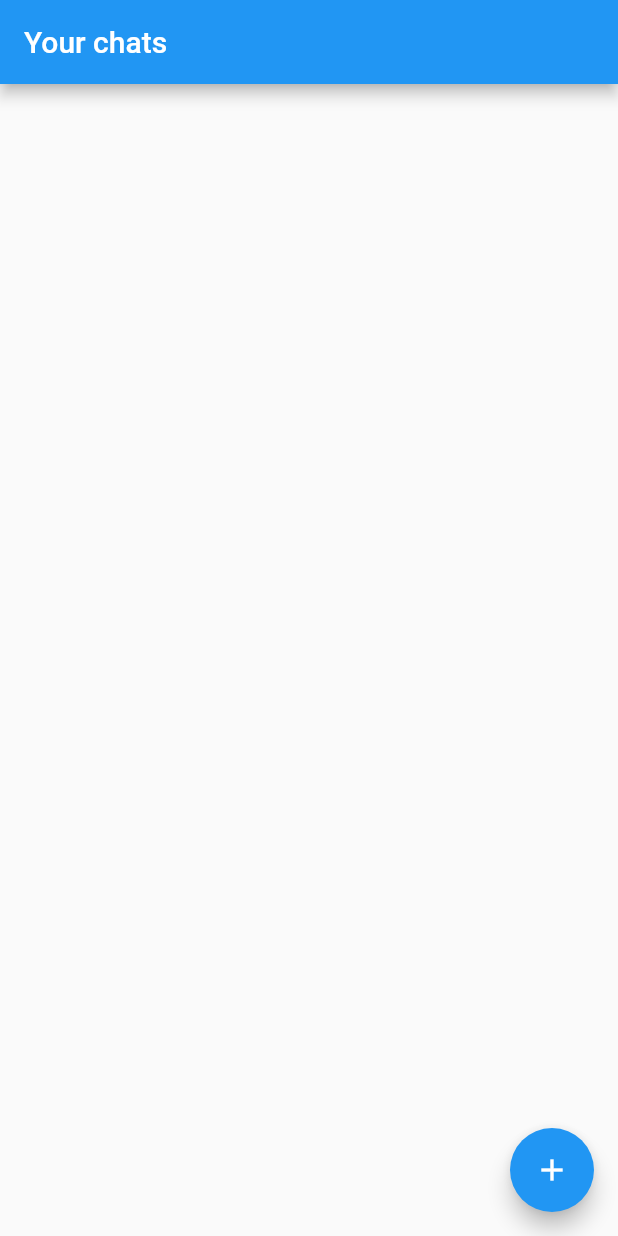
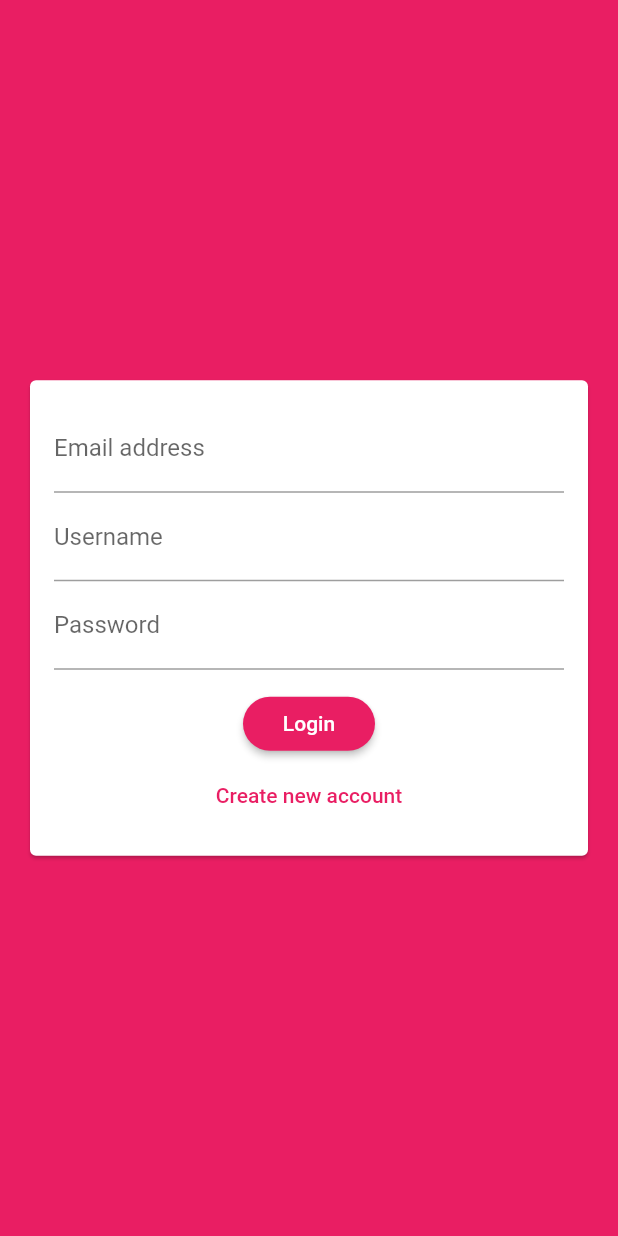
Before and after one commit to gm1357/chat_app, a Flutter app: the screen it shows after launch, on a phone screen of 412 x 824 dp. Run offline on Flutter 3.47's test engine with Material 2 defaults, Android fonts, the phone set to English and light mode, and no system bars; our stand-ins replace cloud_firestore; accounts and stored records are empty.

Commit message:
Começado a implementação da página de autenticação

```diff
--- a/lib/main.dart
+++ b/lib/main.dart
@@ -1,6 +1,7 @@
 import 'package:flutter/material.dart';
 
 import './screens/chat_screen.dart';
+import './screens/auth_screen.dart';
 
 void main() {
   runApp(MyApp());
@@ -12,10 +13,20 @@ class MyApp extends StatelessWidget {
     return MaterialApp(
       title: 'Flutter Chat',
       theme: ThemeData(
-        primarySwatch: Colors.blue,
+        primarySwatch: Colors.pink,
+        backgroundColor: Colors.pink,
+        accentColor: Colors.deepPurple,
+        accentColorBrightness: Brightness.dark,
+        buttonTheme: ButtonTheme.of(context).copyWith(
+          buttonColor: Colors.pink,
+          textTheme: ButtonTextTheme.primary,
+          shape: RoundedRectangleBorder(
+            borderRadius: BorderRadius.circular(20),
+          ),
+        ),
         visualDensity: VisualDensity.adaptivePlatformDensity,
       ),
-      home: ChatScreen(),
+      home: AuthScreen(),
     );
   }
 }
--- a/lib/screens/auth_screen.dart
+++ b/lib/screens/auth_screen.dart
@@ -0,0 +1,18 @@
+import 'package:flutter/material.dart';
+
+import '../widgets/auth/auth_form.dart';
+
+class AuthScreen extends StatefulWidget {
+  @override
+  _AuthScreenState createState() => _AuthScreenState();
+}
+
+class _AuthScreenState extends State<AuthScreen> {
+  @override
+  Widget build(BuildContext context) {
+    return Scaffold(
+      backgroundColor: Theme.of(context).primaryColor,
+      body: AuthForm(),
+    );
+  }
+}
--- /dev/null
+++ b/lib/widgets/auth/auth_form.dart
@@ -0,0 +1,58 @@
+import 'package:flutter/material.dart';
+
+class AuthForm extends StatefulWidget {
+  @override
+  _AuthFormState createState() => _AuthFormState();
+}
+
+class _AuthFormState extends State<AuthForm> {
+  @override
+  Widget build(BuildContext context) {
+    return Center(
+      child: Card(
+        margin: EdgeInsets.all(20),
+        child: SingleChildScrollView(
+          child: Padding(
+            padding: EdgeInsets.all(16),
+            child: Form(
+              child: Column(
+                mainAxisSize: MainAxisSize.min,
+                children: <Widget>[
+                  TextFormField(
+                    keyboardType: TextInputType.emailAddress,
+                    decoration: InputDecoration(
+                      labelText: 'Email address',
+                    ),
+                  ),
+                  TextFormField(
+                    decoration: InputDecoration(
+                      labelText: 'Username',
+                    ),
+                  ),
+                  TextFormField(
+                    decoration: InputDecoration(
+                      labelText: 'Password',
+                    ),
+                    obscureText: true,
+                  ),
+                  SizedBox(
+                    height: 12,
+                  ),
+                  RaisedButton(
+                    child: Text('Login'),
+                    onPressed: () {},
+                  ),
+                  FlatButton(
+                    textColor: Theme.of(context).primaryColor,
+                    child: Text('Create new account'),
+                    onPressed: () {},
+                  )
+                ],
+              ),
+            ),
+          ),
+        ),
+      ),
+    );
+  }
+}
```
